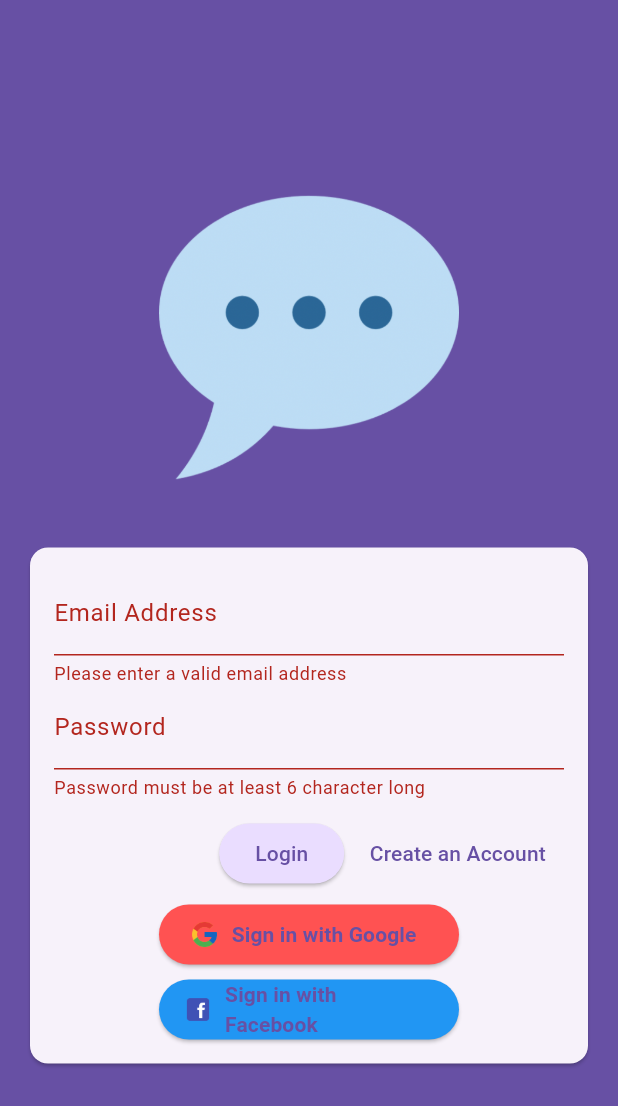
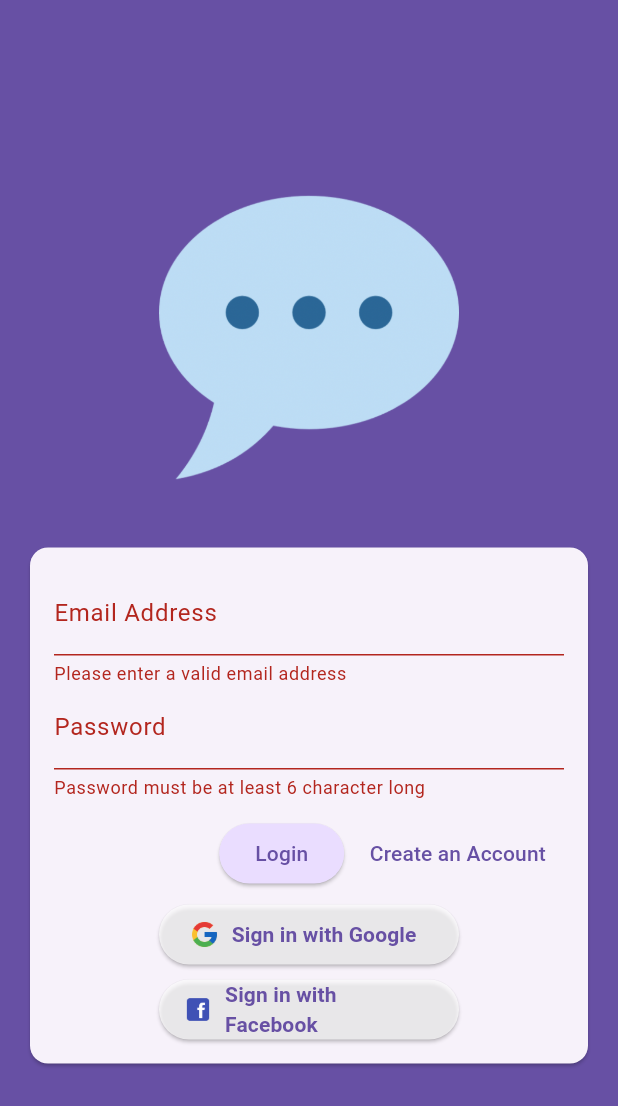
Before and after one commit to BaberHashmi512/chat_app_firebase, a Flutter app: the screen it shows after launch, after a tap on "Login", after a tap on "Sign in with Google", on a phone screen of 412 x 824 dp. Shown: the top 1106 px of the screen. Run offline on Flutter 3.47's test engine with Material 3 defaults, Android fonts, the phone set to English and light mode, and no system bars; our stand-ins replace cloud_firestore, firebase_auth, firebase_core, firebase_messaging, firebase_storage, google_sign_in and 2 more; missing offline and left inert: flutter_facebook_auth; accounts and stored records are empty.

```diff
--- a/lib/main.dart
+++ b/lib/main.dart
@@ -90,24 +90,24 @@ class MyApp extends StatelessWidget {
 
   @override
   Widget build(BuildContext context) {
-    return  const MaterialApp(
+    return   MaterialApp(
       debugShowCheckedModeBanner: false,
-      home: AuthScreen()
-      // StreamBuilder(
-      //   stream: FirebaseAuth.instance.authStateChanges(),
-      //   builder: (ctx, snapshot) {
-      //     if (snapshot.connectionState == ConnectionState.waiting) {
-      //       return const SplashScreen();
-      //     }
-      //     if (snapshot.hasData) {
-      //       return  HomeChat(
-      //           userModel: UserModel(),
-      //           firebaseUser: snapshot.data as User,.3-
-      //       );
-      //     }
-      //     return const AuthScreen();
-      //   },
-      // ),
+      // home: AuthScreen()
+     home: StreamBuilder(
+        stream: FirebaseAuth.instance.authStateChanges(),
+        builder: (ctx, snapshot) {
+          if (snapshot.connectionState == ConnectionState.waiting) {
+            return const SplashScreen();
+          }
+          if (snapshot.hasData) {
+            return  HomeChat(
+                userModel: UserModel(),
+                firebaseUser: snapshot.data as User
+            );
+          }
+          return const AuthScreen();
+        },
+      ),
     );
   }
 }
--- a/lib/screens/auth.dart
+++ b/lib/screens/auth.dart
@@ -6,6 +6,7 @@ import 'package:firebase_auth/firebase_auth.dart';
 import 'package:firebase_storage/firebase_storage.dart';
 import 'package:flutter/material.dart';
 import 'package:flutter/services.dart';
+import 'package:flutter_facebook_auth/flutter_facebook_auth.dart';
 import 'package:google_sign_in/google_sign_in.dart';
 
 final _firebase = FirebaseAuth.instance;
@@ -190,11 +191,12 @@ class _AuthScreenState extends State<AuthScreen> {
                           Row(
                             mainAxisAlignment: MainAxisAlignment.center,
                             children: [
-                              Padding(padding: EdgeInsets.only(left: 110)),
                               if (_isAuthenticating)
                                 const CircularProgressIndicator(),
                               if (!_isAuthenticating)
-                                ElevatedButton(
+                                Padding(
+                                  padding: const EdgeInsets.only(left: 110),
+                                  child: ElevatedButton(
                                     onPressed: _submit,
                                     style: ElevatedButton.styleFrom(
                                       backgroundColor: Theme.of(context)
@@ -202,6 +204,7 @@ class _AuthScreenState extends State<AuthScreen> {
                                           .primaryContainer,
                                     ),
                                     child: Text(_isLogin ? "Login" : "Sign Up"),
+                                  ),
                                 ),
                               const SizedBox(
                                 width: 5,
@@ -233,13 +236,13 @@ class _AuthScreenState extends State<AuthScreen> {
                               )
                             ],
                           ),
-                          SizedBox(height: 10,),
+                          const SizedBox(height: 10,),
                           SizedBox(
                             width: 200,
                             height: 40,
                             child: ElevatedButton.icon(
                               style: ElevatedButton.styleFrom(
-                                  backgroundColor: Colors.redAccent),
+                                  backgroundColor: Colors.white70),
                               onPressed: googleLogin,
                               icon: Image.asset(
                                 "assets/images/Google.png",
@@ -260,8 +263,10 @@ class _AuthScreenState extends State<AuthScreen> {
                             height: 40,
                             child: ElevatedButton.icon(
                               style: ElevatedButton.styleFrom(
-                                  backgroundColor: Colors.blue),
-                              onPressed: () {},
+                                  backgroundColor: Colors.white70),
+                              onPressed: () {
+                                facebookLogin();
+                              },
                               icon: Image.asset(
                                 "assets/images/Facebook.png",
                                 height: 20,
@@ -286,11 +291,11 @@ class _AuthScreenState extends State<AuthScreen> {
     );
   }
 
-  googleLogin() async {
+  void googleLogin() async {
     print("googleLogin method Called");
-    GoogleSignIn _googleSignIn = GoogleSignIn();
+    GoogleSignIn googleSignIn = GoogleSignIn();
     try {
-      var result = await _googleSignIn.signIn();
+      var result = await googleSignIn.signIn();
       if (result == null) {
         return;
       }
@@ -300,13 +305,39 @@ class _AuthScreenState extends State<AuthScreen> {
           accessToken: userData.accessToken, idToken: userData.idToken);
       var finalResult =
       await FirebaseAuth.instance.signInWithCredential(credential);
+
       print("Result $result");
       print(result.displayName);
       print(result.email);
       print(result.photoUrl);
-      print(finalResult);
+
+      await FirebaseFirestore.instance
+          .collection('users')
+          .doc(finalResult.user!.uid)
+          .set({
+        'username': result.displayName,
+        'email': result.email,
+        'status': 'Unavailable',
+        'image_url': result.photoUrl,
+        'uid': finalResult.user!.uid,
+      });
+
+      print("User data uploaded to fireStore");
     } catch (error) {
       print(error);
+    }
+  }
+
+    Future facebookLogin() async {
+    print("FaceBook");
+    try {
+      final result = await FacebookAuth.i.login(permissions: ['public_profile', 'email']);
+      if (result.status == LoginStatus.success) {
+        final userData = await FacebookAuth.i.getUserData();
+        print(userData);
+      }
+    } catch (error) {
+      print("error $error");
     }
   }
 
--- a/lib/screens/home_list_screen.dart
+++ b/lib/screens/home_list_screen.dart
@@ -6,6 +6,7 @@ import 'package:chat_app/screens/auth.dart';
 import 'package:cloud_firestore/cloud_firestore.dart';
 import 'package:firebase_auth/firebase_auth.dart';
 import 'package:flutter/material.dart';
+import 'package:google_sign_in/google_sign_in.dart';
 import 'SearchPage.dart';
 import 'account_screen.dart';
 import 'chat_room.dart';
@@ -239,6 +240,7 @@ class _HomeChatState extends State<HomeChat> with WidgetsBindingObserver {
                     child: InkWell(
                       onTap: () async {
                         showLogoutDialogue();
+                        logout();
                         // FirebaseAuth.instance.signOut();
                       },
                       child: const Row(
@@ -443,4 +445,8 @@ class _HomeChatState extends State<HomeChat> with WidgetsBindingObserver {
       ),
     );
   }
+  Future<void> logout() async {
+    await GoogleSignIn().disconnect();
+    FirebaseAuth.instance.signOut();
+  }
 }
--- a/lib/screens/profile.dart
+++ b/lib/screens/profile.dart
@@ -88,8 +88,6 @@ class _ProfileScreenState extends State<ProfileScreen> {
     );
   }
   void fetchData(){
-
-
   }
 
   Future<void> getImage() async {
--- a/pubspec.yaml
+++ b/pubspec.yaml
@@ -46,6 +46,7 @@ dependencies:
   dotted_border: ^2.1.0
   google_sign_in: ^6.1.6
   http: ^1.1.0
+  flutter_facebook_auth: ^6.0.3
 
 dev_dependencies:
   flutter_test:
```
Also changed, not shown: lib/screens/account_screen.dart (+29 -11 lines), pubspec.lock, 8 other files. Lines whose indentation alone changed are shown as unchanged.
